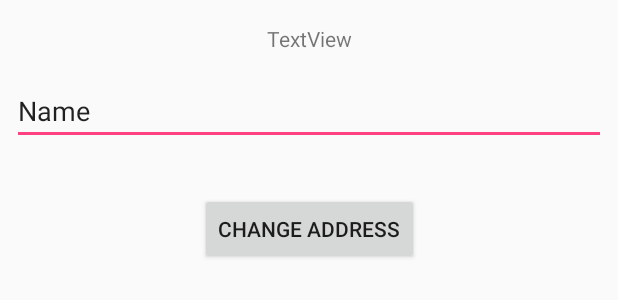
After one commit to Golku/Route_Application, an Android app: the layout correct_address_fragment.xml on its own in the app's theme, with its tools: preview values and no code run, on a phone screen of 412 x 824 dp. The commit adds this screen. Shown: the top 300 px of the screen. Run offline under Robolectric (Android 15) with nearby library versions, the phone set to English and light mode, and no system bars.

Commit message:
Merge branch 'di_with_BaseActivity' of C:\Users\Jason\StudioProjects\Route_Application_Kotlin with conflicts.

```diff
--- a/app/src/main/java/com/example/jason/route_application_kotlin/data/api/ApiService.java
+++ b/app/src/main/java/com/example/jason/route_application_kotlin/data/api/ApiService.java
@@ -21,7 +21,7 @@ public interface ApiService {
     @POST("submitroute")
     Call<ApiResponse> submitRoute(@Body OutGoingRoute outGoingRoute);
 
-    @POST("")
-    Call<ApiResponse> submitCorrectedAddresses(@Body OutGoingRoute outGoingRoute);
+    @POST("invalidaddressessubmition")
+    Call<ApiResponse> submitInvalidAddresses(@Body OutGoingRoute outGoingRoute);
 
 }
--- a/app/src/main/java/com/example/jason/route_application_kotlin/di/network/NetworkModule.java
+++ b/app/src/main/java/com/example/jason/route_application_kotlin/di/network/NetworkModule.java
@@ -39,7 +39,7 @@ public class NetworkModule {
     public Retrofit provideRetrofitForApi(OkHttpClient okHttpClient, Gson gson){
         return new Retrofit.Builder()
                 .client(okHttpClient)
-                .baseUrl("http://10.163.48.174:8080/webapi/")
+                .baseUrl("http://192.168.0.16:8080/webapi/")
                 .addConverterFactory(GsonConverterFactory.create(gson))
                 .build();
     }
@@ -50,7 +50,7 @@ public class NetworkModule {
     public Retrofit provideRetrofitForDatabase(OkHttpClient okHttpClient, Gson gson){
         return new Retrofit.Builder()
                 .client(okHttpClient)
-                .baseUrl("http://10.163.48.174/map/v1/")
+                .baseUrl("http://192.168.0.14/map/v1/")
                 .addConverterFactory(GsonConverterFactory.create(gson))
                 .build();
     }
--- a/app/src/main/java/com/example/jason/route_application_kotlin/features/addressDetails/AddressDetailsActivity.java
+++ b/app/src/main/java/com/example/jason/route_application_kotlin/features/addressDetails/AddressDetailsActivity.java
@@ -62,7 +62,11 @@ public class AddressDetailsActivity extends DaggerAppCompatActivity implements M
 
     private void init(){
         String address = getIntent().getStringExtra("address");
+
+        //If this fails everything else fails in this view! FIX THIS!!
+        //This fails when the inputted address does not have the right format : street, postcode city, country
         presenter.formatAddress(address);
+
         presenter.updateTextViews();
         presenter.getAddressInformation();
     }
--- a/app/src/main/java/com/example/jason/route_application_kotlin/features/correctInvalidAddresses/MvpCorrectInvalidAddresses.java
+++ b/app/src/main/java/com/example/jason/route_application_kotlin/features/correctInvalidAddresses/MvpCorrectInvalidAddresses.java
@@ -10,11 +10,15 @@ public interface MvpCorrectInvalidAddresses {
 
     interface View{
         void setUpAdapter(ArrayList<String> invalidAddressesList);
+        void removeAddressFromList(int position);
+        void openAddressInputFragment();
     }
 
     interface Presenter{
         void setUpInvalidAddressesList(ArrayList<String> invalidAddressesList);
         void setUpRecyclerView();
+        void onRemoveAddressButtonClick(int position);
+        void onCorrectAddressButtonClick(int position);
     }
 
     interface Interactor{
--- a/app/src/main/java/com/example/jason/route_application_kotlin/features/routeInput/RouteInputActivity.java
+++ b/app/src/main/java/com/example/jason/route_application_kotlin/features/routeInput/RouteInputActivity.java
@@ -185,9 +185,9 @@ public class RouteInputActivity extends DaggerAppCompatActivity implements
     @OnClick(R.id.addAddressToListBtn)
     @Override
     public void onAddAddressButtonClick() {
-//        autoCompleteTextView.setText("");
         //blablabla niet gebruiken als invalid address (blablabla, Au Coinat 27, 2915 Bure, Zwitserland)
         presenter.addAddressToList(autoCompleteTextView.getText().toString());
+        autoCompleteTextView.setText("");
     }
 
     @Override
--- a/app/src/main/java/com/example/jason/route_application_kotlin/interactors/AddressDetailsInteractor.java
+++ b/app/src/main/java/com/example/jason/route_application_kotlin/interactors/AddressDetailsInteractor.java
@@ -32,6 +32,8 @@ public class AddressDetailsInteractor implements MvpAddressDetails.Interactor {
     @Override
     public void getAddressInformation(final DatabasePresenterCallBack databasePresenterCallBack, FormattedAddress formattedAddress) {
 
+        Log.d(log_tag, "address: "+ formattedAddress);
+
         Call<DatabaseResponse> call = databaseService.getAddressInformation(
                 formattedAddress.getStreet(),
                 formattedAddress.getPostCode(),
--- /dev/null
+++ b/app/src/main/res/layout/correct_address_fragment.xml
@@ -0,0 +1,42 @@
+<?xml version="1.0" encoding="utf-8"?>
+<android.support.constraint.ConstraintLayout
+    xmlns:android="http://schemas.android.com/apk/res/android"
+    xmlns:app="http://schemas.android.com/apk/res-auto"
+    xmlns:tools="http://schemas.android.com/tools"
+    android:layout_width="match_parent"
+    android:layout_height="match_parent">
+
+    <TextView
+        android:id="@+id/invalidAddressTextView"
+        android:layout_width="wrap_content"
+        android:layout_height="wrap_content"
+        android:layout_marginTop="16dp"
+        android:text="TextView"
+        app:layout_constraintEnd_toEndOf="parent"
+        app:layout_constraintStart_toStartOf="parent"
+        app:layout_constraintTop_toTopOf="parent" />
+
+    <EditText
+        android:id="@+id/correctedAddressEditText"
+        android:layout_width="0dp"
+        android:layout_height="wrap_content"
+        android:layout_marginEnd="8dp"
+        android:layout_marginStart="8dp"
+        android:layout_marginTop="16dp"
+        android:ems="10"
+        android:inputType="textPersonName"
+        android:text="Name"
+        app:layout_constraintEnd_toEndOf="parent"
+        app:layout_constraintStart_toStartOf="parent"
+        app:layout_constraintTop_toBottomOf="@+id/invalidAddressTextView" />
+
+    <Button
+        android:id="@+id/changeAddressBtn"
+        android:layout_width="wrap_content"
+        android:layout_height="wrap_content"
+        android:layout_marginTop="32dp"
+        android:text="Change Address"
+        app:layout_constraintEnd_toEndOf="parent"
+        app:layout_constraintStart_toStartOf="parent"
+        app:layout_constraintTop_toBottomOf="@+id/correctedAddressEditText" />
+</android.support.constraint.ConstraintLayout>
```
Also changed, not shown: app/src/main/java/com/example/jason/route_application_kotlin/features/correctInvalidAddresses/CorrectInvalidAddressesActivity.java (+14 -4 lines), app/src/main/java/com/example/jason/route_application_kotlin/features/correctInvalidAddresses/CorrectInvalidAddressesAdapter.java (+4 -4 lines), app/src/main/java/com/example/jason/route_application_kotlin/features/correctInvalidAddresses/CorrectInvalidAddressesPresenter.java (+9 -1 lines).
